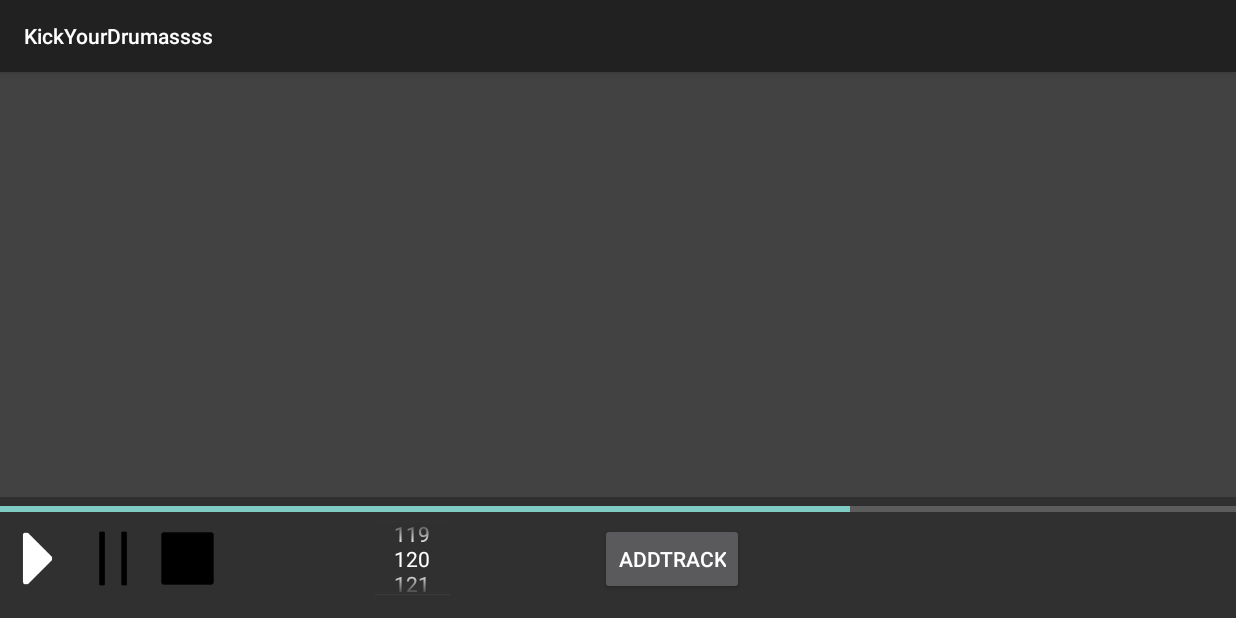
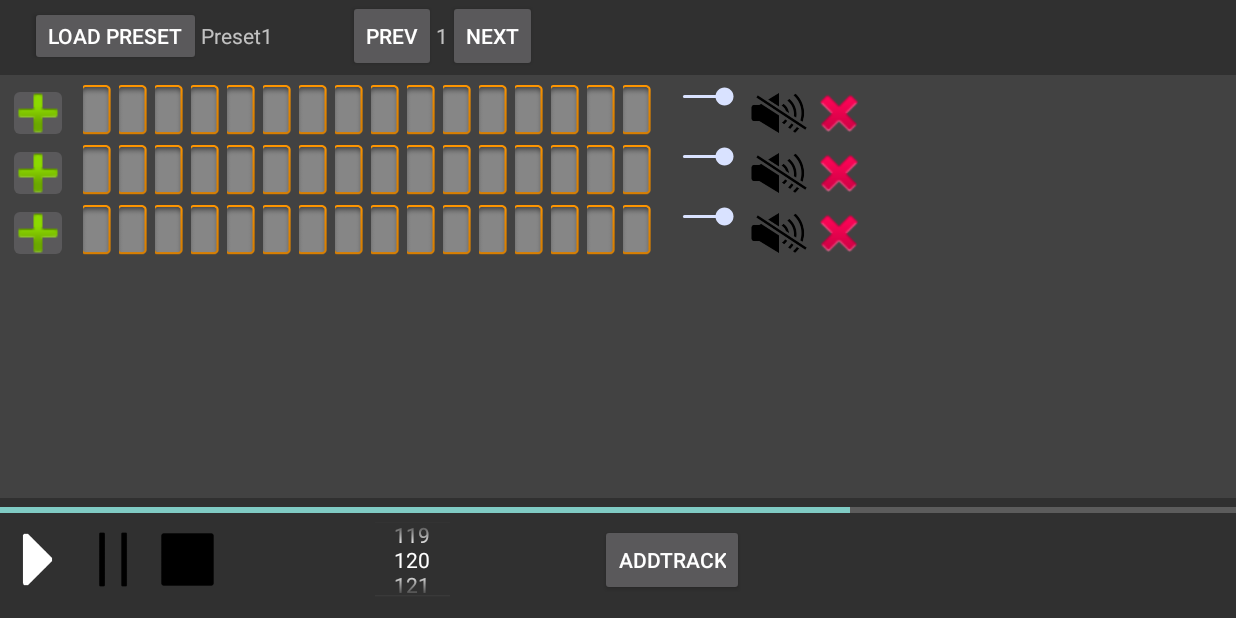
Before and after one commit to BillRozy/AndroidSampler, an Android app: the screen it shows after launch (MainActivity), after a tap on an icon or button, on a phone screen of 824 x 412 dp (held sideways). Run offline under Robolectric (Android 15) with nearby library versions, the phone set to English and light mode, and no system bars.

Commit message:
deleting track repaired

```diff
--- a/app/src/main/AndroidManifest.xml
+++ b/app/src/main/AndroidManifest.xml
@@ -7,7 +7,7 @@
         android:icon="@mipmap/ic_launcher"
         android:label="@string/app_name"
         android:supportsRtl="true"
-        android:theme="@android:style/Theme.Material">
+        android:theme="@android:style/Theme.Material.NoActionBar.Fullscreen">
         <activity
             android:name=".MainActivity"
             android:screenOrientation="landscape">
@@ -22,5 +22,5 @@
 
     </application>
     <uses-permission android:name="android.permission.READ_EXTERNAL_STORAGE" />
-
+    <uses-permission android:name="android.permission.WRITE_EXTERNAL_STORAGE" />
 </manifest>
--- a/app/src/main/java/com/example/fd/sampler/MainActivity.java
+++ b/app/src/main/java/com/example/fd/sampler/MainActivity.java
@@ -7,6 +7,7 @@ import android.app.FragmentTransaction;
 import android.content.ContentResolver;
 import android.content.DialogInterface;
 import android.content.Intent;
+import android.content.SharedPreferences;
 import android.database.Cursor;
 import android.net.Uri;
 import android.provider.MediaStore;
@@ -29,17 +30,17 @@ import java.util.Observer;
 
 public class MainActivity extends Activity implements Observer {
 
-   // private PatternLayout mPatternLayout;
     private Sampler myApp;
     private Pattern firstPattern;
     private Button addTrack;
     private Button stop;
     private Button play;
     private Button pause;
-    static final private int CHOOSE_SAMPLE = 0;
     private String chosenPath;
     private int chosenNumber;
     private PatternFragment mPatternFragment;
+    private SharedPreferences sp;
+    public static final String APP_PREFERENCES = "mysettings";
 
     @Override
     protected void onCreate(Bundle savedInstanceState) {
@@ -55,6 +56,9 @@ public class MainActivity extends Activity implements Observer {
         play = (Button) this.findViewById(R.id.playButton);
         myApp = Sampler.getSampler();
         firstPattern = new Pattern(getApplicationContext());
+        firstPattern.addTrack("Track-1");
+        firstPattern.addTrack("Track-2");
+        firstPattern.addTrack("Track-3");
         firstPattern.addObserver(this);
         myApp.addPattern(firstPattern);
         myApp.setPatternActive(firstPattern);
@@ -120,6 +124,12 @@ public class MainActivity extends Activity implements Observer {
 
     }
 
+    @Override
+    protected void onStart() {
+        super.onStart();
+        mPatternFragment.makeTracks();
+        mPatternFragment.remakeTracks();
+    }
 
     @Override
     public void update(Observable observable, Object data) {
--- a/app/src/main/java/com/example/fd/sampler/PatternFragment.java
+++ b/app/src/main/java/com/example/fd/sampler/PatternFragment.java
@@ -27,6 +27,9 @@ public class PatternFragment extends Fragment {
     private String chosenPath;
     static final private int CHOOSE_SAMPLE = 0;
 
+    public PatternFragment(){
+        tracksArray = new ArrayList<>(8);
+    }
 
     public ArrayList<TrackLayout> getTracksLayoutsArray(){
         return tracksArray;
@@ -41,13 +44,20 @@ public class PatternFragment extends Fragment {
         verticalLayer.addView(tl);
     }
 
+    public void makeTracks(){
+        while(Sampler.getSampler().getActivePattern().getTracksArray().size()-1>tracksArray.size())
+        {
+            addTrackLayout(new TrackLayout(getActivity().getApplicationContext()));
+        }
+    }
+
     public void remakeTracks() {
-        for (final TrackLayout tl : this.getTracksLayoutsArray()) {
+        for (final TrackLayout tl : tracksArray) {
             tl.getConnectInstrumentBtn().setOnClickListener(new View.OnClickListener() {
                 @Override
                 public void onClick(View v) {
                     Intent intent = new Intent(PatternFragment.this.getActivity(), SampleListActivity.class);
-                    mChosenTrack = getTracksLayoutsArray().indexOf(tl) + 1;
+                    mChosenTrack = tracksArray.indexOf(tl) + 1;
                     startActivityForResult(intent, CHOOSE_SAMPLE);
 
                 }
@@ -82,9 +92,11 @@ public class PatternFragment extends Fragment {
             tl.getDeleteBtn().setOnClickListener(new View.OnClickListener(){
                 @Override
                 public void onClick(View v) {
-                    tracksArray.remove(tl);
-                    verticalLayer.removeView(tl);
-                    Sampler.getSampler().getActivePattern().removeTrack(Sampler.getSampler().getActivePattern().getTrack(getTracksLayoutsArray().indexOf(tl) + 1));
+
+                    Sampler.getSampler().getActivePattern().removeTrack(Sampler.getSampler().getActivePattern().getTrack(getTracksLayoutsArray().indexOf(tl)+1));
+                    Log.d("DELETED:",Sampler.getSampler().getActivePattern().getTrack(getTracksLayoutsArray().indexOf(tl)+1).getTrackName()+"");
+                    deleteTrackLayout(tl);
+
                 }
             });
 
@@ -108,14 +120,13 @@ public class PatternFragment extends Fragment {
         }
     }
 
-    public void deleteTrackLayout(int num){
-        tracksArray.remove(num);
-        verticalLayer.removeViewAt(num);
+    public void deleteTrackLayout(TrackLayout trackLayout){
+        tracksArray.remove(trackLayout);
+        verticalLayer.removeView(trackLayout);
     }
     @Override
     public View onCreateView(LayoutInflater inflater, ViewGroup container,
                              Bundle savedInstanceState) {
-        tracksArray = new ArrayList<>(8);
         verticalLayer = (LinearLayout) inflater.inflate(R.layout.fragment_pattern, container, false);
         return verticalLayer;
     }
--- a/app/src/main/res/layout-land/activity_main.xml
+++ b/app/src/main/res/layout-land/activity_main.xml
@@ -9,6 +9,49 @@
     tools:context="com.example.fd.sampler.MainActivity"
     android:weightSum="1"
     android:background="#303030">
+
+    <LinearLayout
+        android:orientation="horizontal"
+        android:layout_width="match_parent"
+        android:layout_height="50dip"
+        android:id="@+id/menuLayout">
+
+        <Button
+            android:layout_width="wrap_content"
+            android:layout_height="40dip"
+            android:text="Load Preset"
+            android:id="@+id/button"
+            android:layout_marginLeft="20dip" />
+
+        <TextView
+            android:layout_width="wrap_content"
+            android:layout_height="wrap_content"
+            android:textAppearance="?android:attr/textAppearanceSmall"
+            android:text="Preset1"
+            android:id="@+id/presetName"
+            android:layout_marginRight="50dip" />
+
+        <Button
+            style="?android:attr/buttonStyleSmall"
+            android:layout_width="wrap_content"
+            android:layout_height="wrap_content"
+            android:text="Prev"
+            android:id="@+id/prevPattern" />
+
+        <TextView
+            android:layout_width="wrap_content"
+            android:layout_height="wrap_content"
+            android:textAppearance="?android:attr/textAppearanceSmall"
+            android:text="1"
+            android:id="@+id/numPattern" />
+
+        <Button
+            style="?android:attr/buttonStyleSmall"
+            android:layout_width="wrap_content"
+            android:layout_height="wrap_content"
+            android:text="Next"
+            android:id="@+id/nextPatt" />
+    </LinearLayout>
 
     <FrameLayout xmlns:android="http://schemas.android.com/apk/res/android"
         android:id="@+id/fragment"
```
